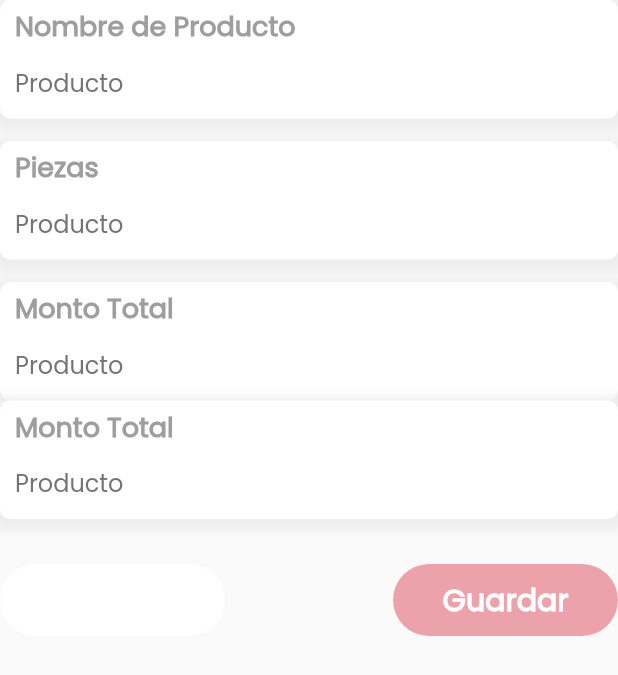
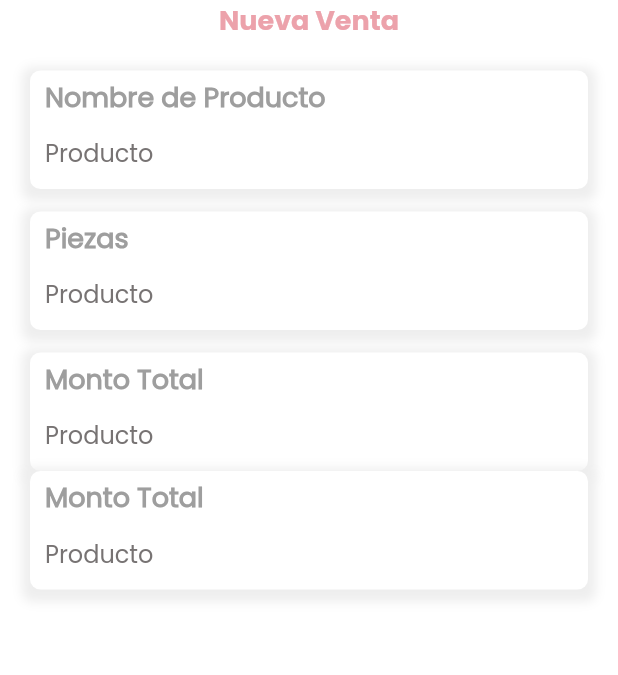
Before and after one commit to Hectorc70/ss_manager, a Flutter app: the SaleForm widget shown alone on an empty page, opened directly, on a phone screen of 412 x 824 dp. Shown: the top 675 px of the screen. Run offline on Flutter 3.47's test engine with Material 2 defaults, Android fonts, the phone set to English and light mode, and no system bars; our stand-ins replace cloud_firestore, firebase_auth, firebase_core, fluttertoast, google_sign_in, shared_preferences; missing offline and left inert: flutter_overlay_loader; accounts and stored records are empty; network calls fail.

Commit message:
Diseño de pantallas de ventass

```diff
--- a/lib/src/routes/routes.dart
+++ b/lib/src/routes/routes.dart
@@ -13,7 +13,7 @@ Map<String, WidgetBuilder> getApplicationRoutes() {
     'register': (BuildContext context) => RegisterPage(),
     'home': (BuildContext context) => HomePage(),
     'inventory': (BuildContext context) => InventoryPage(),
-    'newSale': (BuildContext context) => NewSalePage(),
+    'sales': (BuildContext context) => SalePage(),
 
     'business': (BuildContext context) => BusinessPage(),
   };
--- a/lib/src/user/forms/sale_form.dart
+++ b/lib/src/user/forms/sale_form.dart
@@ -26,11 +26,20 @@ class SaleFormState extends State<SaleForm> {
   @override
   Widget build(BuildContext context) {
     final width = MediaQuery.of(context).size.width;
-    return Flexible(
+    return Material(
         child: Form(
             key: _formKey,
-      child: Column(
-        children: [
+            child: Container(
+              padding: EdgeInsets.only(left: 20.0, right: 20.0),
+              color: Colors.white,
+              child: Column(children: [
+                Text(
+                  'Nueva Venta',
+                  style: Theme.of(context).textTheme.bodyText1,
+                ),
+                SizedBox(
+                  height: 20.0,
+                ),
                 FieldInputCustom(
                   labelTextInput: 'Nombre de Producto',
                   controllerField: controllerName,
@@ -60,10 +69,8 @@ class SaleFormState extends State<SaleForm> {
                 SizedBox(
                   height: 30.0,
                 ),
-          _buttonsActionsForm()
-        ],
-      ),
-    ));
+              ]),
+            )));
   }
 
   _buttonsActionsForm() {
--- a/lib/src/widgets/bottom_nav_widget.dart
+++ b/lib/src/widgets/bottom_nav_widget.dart
@@ -27,6 +27,7 @@ class BottomNavBarCustom extends StatelessWidget {
           uiprovider.selectOption = index;
           Navigator.of(context).popAndPushNamed('inventory');
         } else if (index == 2) {
+          Navigator.of(context).popAndPushNamed('sales');
           uiprovider.selectOption = index;
         }
       },
```
Also changed, not shown: lib/src/user/pages/sale_page.dart (+49 -19 lines). Lines whose indentation alone changed are shown as unchanged.
